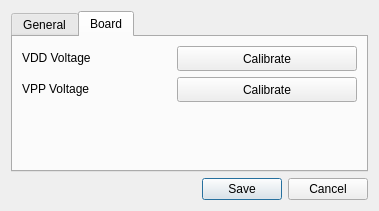
The window that software/usbflashprog/ui/settings.ui (robsonsmartins/usbflashprog) describes before a commit, drawn with Qt 5.
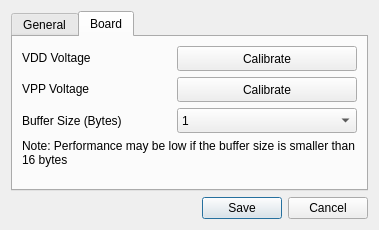
The same window after the commit. The open tabs and pages were chosen to show the change. Icons and pictures are not drawn.

The edit to the form file:
```diff
--- a/software/usbflashprog/ui/settings.ui
+++ b/software/usbflashprog/ui/settings.ui
@@ -10,7 +10,7 @@
     <x>0</x>
     <y>0</y>
     <width>379</width>
-    <height>211</height>
+    <height>230</height>
    </rect>
   </property>
   <property name="sizePolicy">
@@ -255,6 +255,83 @@
            </item>
           </layout>
          </item>
+         <item>
+          <layout class="QHBoxLayout" name="horizontalLayout_5">
+           <item>
+            <widget class="QLabel" name="labelBufferSize">
+             <property name="text">
+              <string>Buffer Size (Bytes)</string>
+             </property>
+            </widget>
+           </item>
+           <item>
+            <widget class="QComboBox" name="comboBoxBufferSize">
+             <property name="sizePolicy">
+              <sizepolicy hsizetype="Fixed" vsizetype="Fixed">
+               <horstretch>0</horstretch>
+               <verstretch>0</verstretch>
+              </sizepolicy>
+             </property>
+             <property name="minimumSize">
+              <size>
+               <width>180</width>
+               <height>25</height>
+              </size>
+             </property>
+             <item>
+              <property name="text">
+               <string notr="true">1</string>
+              </property>
+             </item>
+             <item>
+              <property name="text">
+               <string notr="true">2</string>
+              </property>
+             </item>
+             <item>
+              <property name="text">
+               <string notr="true">4</string>
+              </property>
+             </item>
+             <item>
+              <property name="text">
+               <string notr="true">8</string>
+              </property>
+             </item>
+             <item>
+              <property name="text">
+               <string notr="true">16</string>
+              </property>
+             </item>
+             <item>
+              <property name="text">
+               <string notr="true">32</string>
+              </property>
+             </item>
+             <item>
+              <property name="text">
+               <string>64 (default)</string>
+              </property>
+             </item>
+             <item>
+              <property name="text">
+               <string notr="true">128</string>
+              </property>
+             </item>
+            </widget>
+           </item>
+          </layout>
+         </item>
+         <item>
+          <widget class="QLabel" name="labelBufferSizeInfo">
+           <property name="text">
+            <string>Note: Performance may be low if the buffer size is smaller than 16 bytes</string>
+           </property>
+           <property name="wordWrap">
+            <bool>true</bool>
+           </property>
+          </widget>
+         </item>
          <item>
           <spacer name="verticalSpacer_2">
            <property name="orientation">
```
